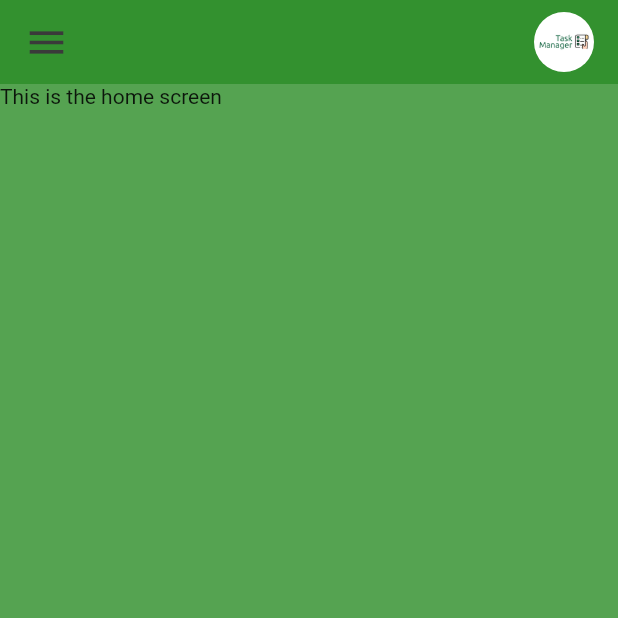
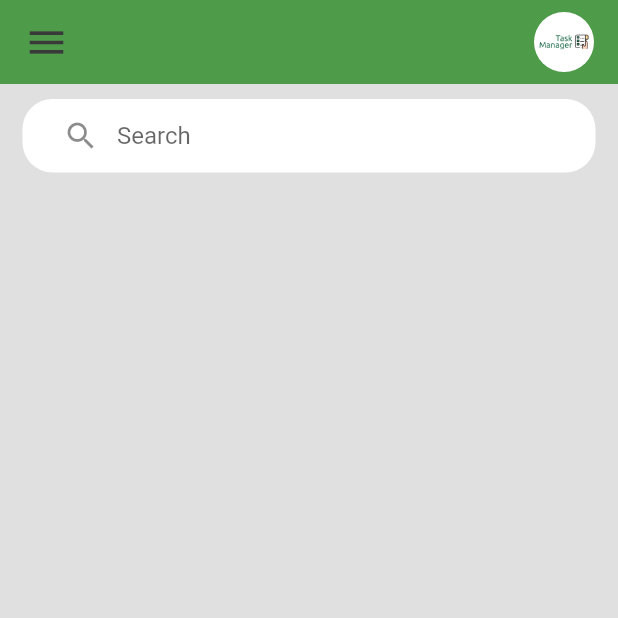
Before and after one commit to JoaoSaraiva1/flutter_task_managment_app, a Flutter app: the screen it shows after launch, on a phone screen of 412 x 824 dp, the top half of it. Run offline on Flutter 3.47's test engine with Material 2 defaults, Android fonts, the phone set to English and light mode, and no system bars.

Commit message:
Criacao de uma barra de pesquisa

```diff
--- a/lib/screens/home.dart
+++ b/lib/screens/home.dart
@@ -7,10 +7,27 @@ class Home extends StatelessWidget {
   @override
   Widget build(BuildContext context) {
     return Scaffold(
-      backgroundColor: tmBGColor,
-      appBar: _buildAppBar(),
-      body: Container(
-        child: Text("This is the home screen"),
+        backgroundColor: tmBGWhite,
+        appBar: _buildAppBar(),
+        body: Container(
+          padding: EdgeInsets.symmetric(horizontal: 15),
+          child: Column(
+              children: [searchBox(), Expanded(child: ListView(children: []))]),
+        ));
+  }
+
+  Widget searchBox() {
+    return Container(
+      margin: EdgeInsets.symmetric(vertical: 10),
+      padding: EdgeInsets.symmetric(horizontal: 15),
+      decoration: BoxDecoration(
+          color: Colors.white, borderRadius: BorderRadius.circular(20)),
+      child: TextField(
+        decoration: InputDecoration(
+            hintText: "Search",
+            border: InputBorder.none,
+            prefixIcon: Icon(Icons.search),
+            contentPadding: EdgeInsets.symmetric(horizontal: 20, vertical: 15)),
       ),
     );
   }
--- a/lib/utils/colors.dart
+++ b/lib/utils/colors.dart
@@ -7,3 +7,5 @@ const Color tmBlack = Color(0xFF3A3A3A);
 const Color tmGrey = Color(0xFF717171);
 
 const Color tmBGColor = Color.fromARGB(205, 43, 140, 38);
+
+const Color tmBGWhite = Color.fromARGB(255, 224, 224, 224);
```
